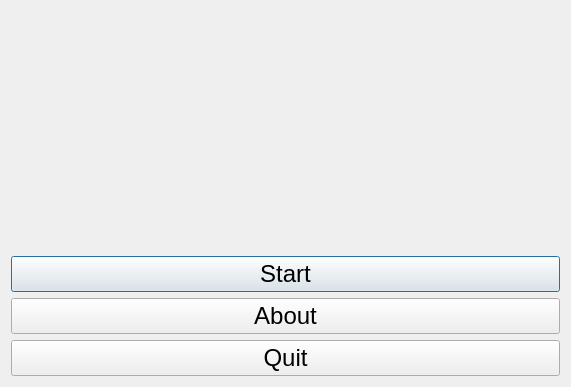
This is Tools/ToolTestFunctionParser/qttestfunctionparsermenudialog.ui in richelbilderbeek/ProjectRichelBilderbeek as Qt 5 draws it before an edit. The edited form follows.
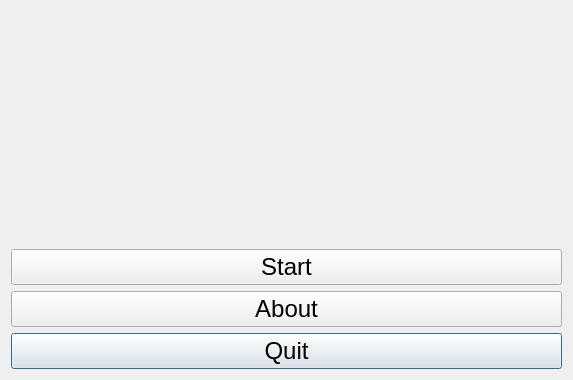
This is the edited form. Icons and pictures are not drawn.

What changed in the file:
```diff
--- a/Tools/ToolTestFunctionParser/qttestfunctionparsermenudialog.ui
+++ b/Tools/ToolTestFunctionParser/qttestfunctionparsermenudialog.ui
@@ -6,8 +6,8 @@
    <rect>
     <x>0</x>
     <y>0</y>
-    <width>571</width>
-    <height>387</height>
+    <width>573</width>
+    <height>380</height>
    </rect>
   </property>
   <property name="font">
@@ -18,12 +18,49 @@
   <property name="windowTitle">
    <string>TestFunctionParser</string>
   </property>
+  <property name="styleSheet">
+   <string notr="true">QDialog {
+    background-color: qlineargradient(x1: 0, y1: 1, x2: 1, y2: 0, stop: 0 #eef, stop: 1 #ffe);
+}
+
+QLabel { 
+  font-size: 18px;
+  font-family: Courier New, Courier, Courier, monospace;
+  font-weight: bold;
+  padding: 1px;
+} 
+    
+QLineEdit { 
+  font-size: 18px;
+  font-family: Courier New, Courier, Courier, monospace;
+  font-weight: bold;
+  padding: 1px;
+} 
+    
+QPushButton {
+  font-family: Courier New, Courier, Courier, monospace;
+  font-size: 24px;
+} ;</string>
+  </property>
   <layout class="QGridLayout" name="gridLayout">
+   <item row="3" column="0">
+    <widget class="QPushButton" name="button_quit">
+     <property name="text">
+      <string>Quit</string>
+     </property>
+     <property name="flat">
+      <bool>false</bool>
+     </property>
+    </widget>
+   </item>
    <item row="1" column="0">
     <widget class="QPushButton" name="button_start">
      <property name="text">
       <string>Start</string>
      </property>
+     <property name="flat">
+      <bool>false</bool>
+     </property>
     </widget>
    </item>
    <item row="2" column="0">
@@ -31,12 +68,8 @@
      <property name="text">
       <string>About</string>
      </property>
-    </widget>
-   </item>
-   <item row="3" column="0">
-    <widget class="QPushButton" name="button_quit">
-     <property name="text">
-      <string>Quit</string>
+     <property name="flat">
+      <bool>false</bool>
      </property>
     </widget>
    </item>
```
